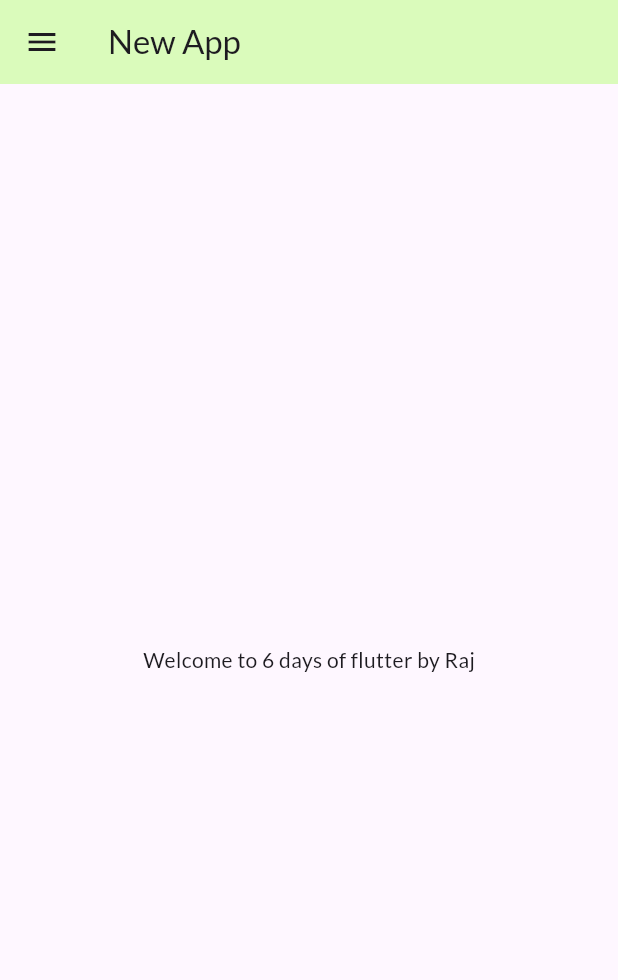
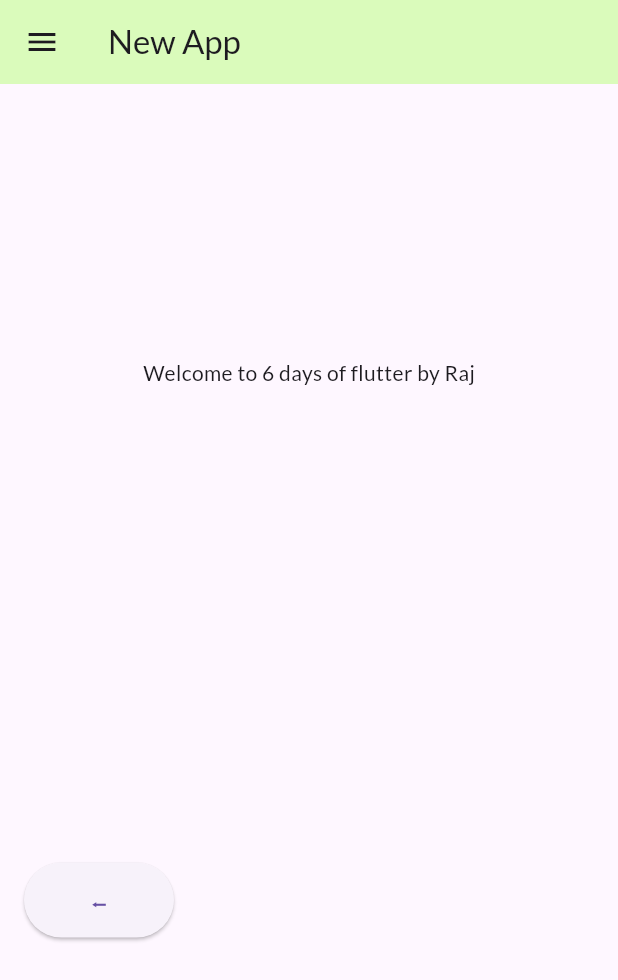
Before and after one commit to rajvardhant/flutter, a Flutter app: the HomePage screen opened by its route, on a phone screen of 412 x 824 dp. Shown: the top 980 px of the screen. Run offline on Flutter 3.47's test engine with Material 3 defaults, Android fonts, the phone set to English and light mode, and no system bars; our stand-ins replace google_fonts.

Commit message:
connection of pagegs

```diff
--- a/lib/main.dart
+++ b/lib/main.dart
@@ -3,6 +3,7 @@
 import 'package:startgit/pages/home_page.dart';
 // import 'package:google_fonts/google_fonts.dart';
 import 'package:startgit/pages/login_page.dart';
+import 'package:startgit/utils/routes.dart';
 
 void main() {
   runApp(const MyApp());
@@ -29,8 +30,8 @@
       initialRoute: "/",
       routes: {
         "/":(context) => const LoginPage(),
-        "/home":(context) => const HomePage(),
-        "/login": (context) => const LoginPage()
+        MyRoutes.homeRoute:(context) => const HomePage(),
+        MyRoutes.loginRoute: (context) => const LoginPage()
       },
     );
   }
--- a/lib/pages/home_page.dart
+++ b/lib/pages/home_page.dart
@@ -1,4 +1,5 @@
 import 'package:flutter/material.dart';
+import 'package:startgit/utils/routes.dart';
 
 class HomePage extends StatelessWidget {
 final int days;
@@ -14,9 +15,41 @@ Widget build(BuildContext context) {
             backgroundColor: const Color.fromARGB(255, 218, 251, 187),
         ),
         body: Center(
-            child: Text("Welcome to $days days of flutter by $name"),
+          child:Column(
+            mainAxisAlignment: MainAxisAlignment.center,
+            children: [
+              Text("Welcome to $days days of flutter by $name"),
+
+          SizedBox(
+            height: 300.0,
+
+          ),
+
+        Align(
+          alignment: Alignment.bottomLeft,
+          child: Padding(
+            padding: EdgeInsets.all(16),
+
+          child: ElevatedButton(
+            style: TextButton.styleFrom(
+              minimumSize: const Size(100, 50),
+            ),
+            onPressed: () {
+              Navigator.pushNamed(context, MyRoutes.loginRoute);
+            },
+            child: const Text("⬅️"),
+          ),
+        ),
+        ),
+
+
+
+  ],
+          ),
         ),
         drawer: const Drawer(),
         );
+
+
 }
 }
--- /dev/null
+++ b/lib/utils/routes.dart
@@ -0,0 +1,4 @@
+class MyRoutes {
+  static String loginRoute = "/login";
+  static String homeRoute = "/home";
+}
```
Also changed, not shown: lib/pages/login_page.dart (+16 -14 lines), 1 other file.
